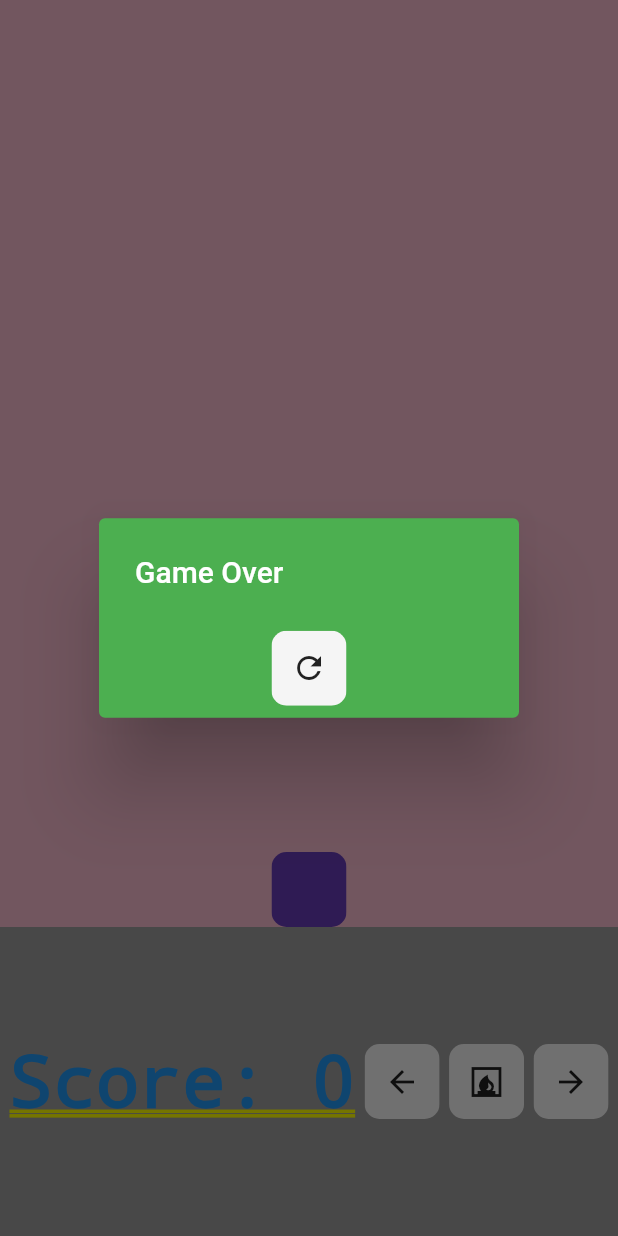
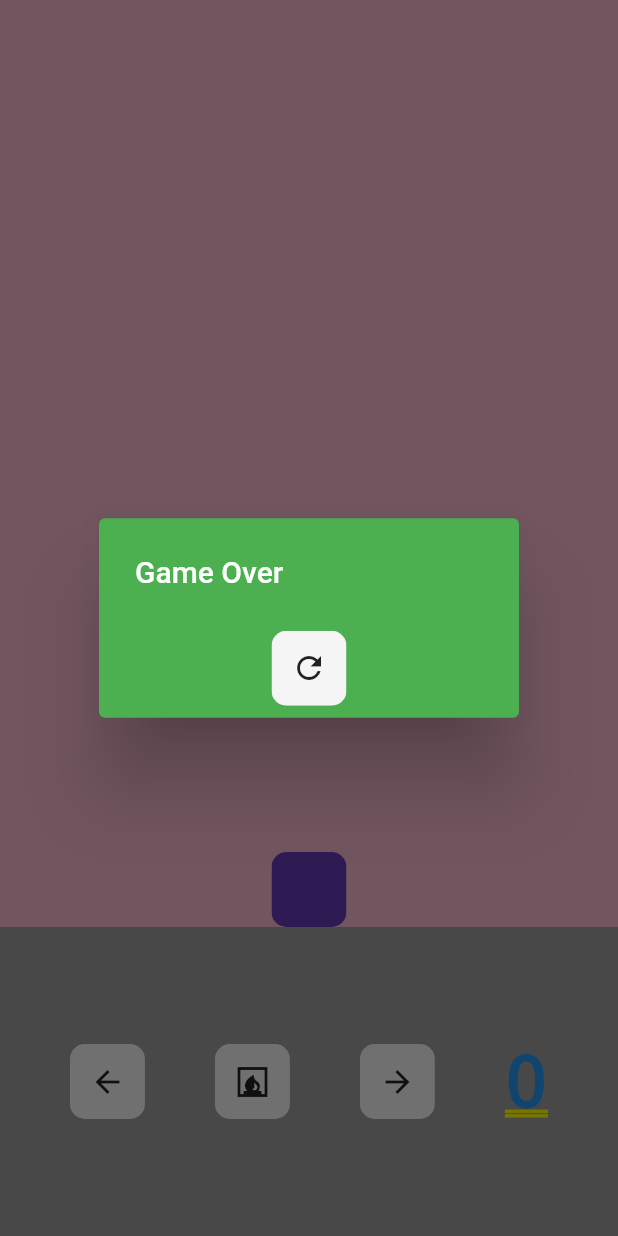
Before and after one commit to neilwatts86/BubbleTrouble, a Flutter app: the screen it shows after launch, on a phone screen of 412 x 824 dp. Run offline on Flutter 3.47's test engine with Material 2 defaults, Android fonts, the light colour scheme and no system bars.

Commit message:
Fixed squashed buttons

```diff
--- a/lib/HomePage.dart
+++ b/lib/HomePage.dart
@@ -233,11 +233,6 @@ class _HomePageState extends State<HomePage> {
             child: Row(
               mainAxisAlignment: MainAxisAlignment.spaceEvenly,
               children: [
-                Counter(counter: counter),
-                // MyButton(
-                //   icon: Icons.play_arrow,
-                //   function: startGame,
-                // ),
                 MyButton(
                   icon: Icons.arrow_back,
                   function: moveLeft,
@@ -250,8 +245,10 @@ class _HomePageState extends State<HomePage> {
                   icon: Icons.arrow_forward,
                   function: moveRight,
                 ),
-                ],
+                Counter(counter: counter),
+              ],
             ),
+
           ),
         ),
       ],
--- a/lib/counter.dart
+++ b/lib/counter.dart
@@ -13,7 +13,7 @@ class Counter extends StatelessWidget {
         child: Column(
           mainAxisAlignment: MainAxisAlignment.center,
           children: <Widget>[
-            Text('Score: $counter',style: TextStyle(color: Colors.blue,fontStyle: FontStyle.normal),)
+            Text('$counter',style: TextStyle(color: Colors.blue,fontStyle: FontStyle.normal),)
           ],
         ),
       ),
```
